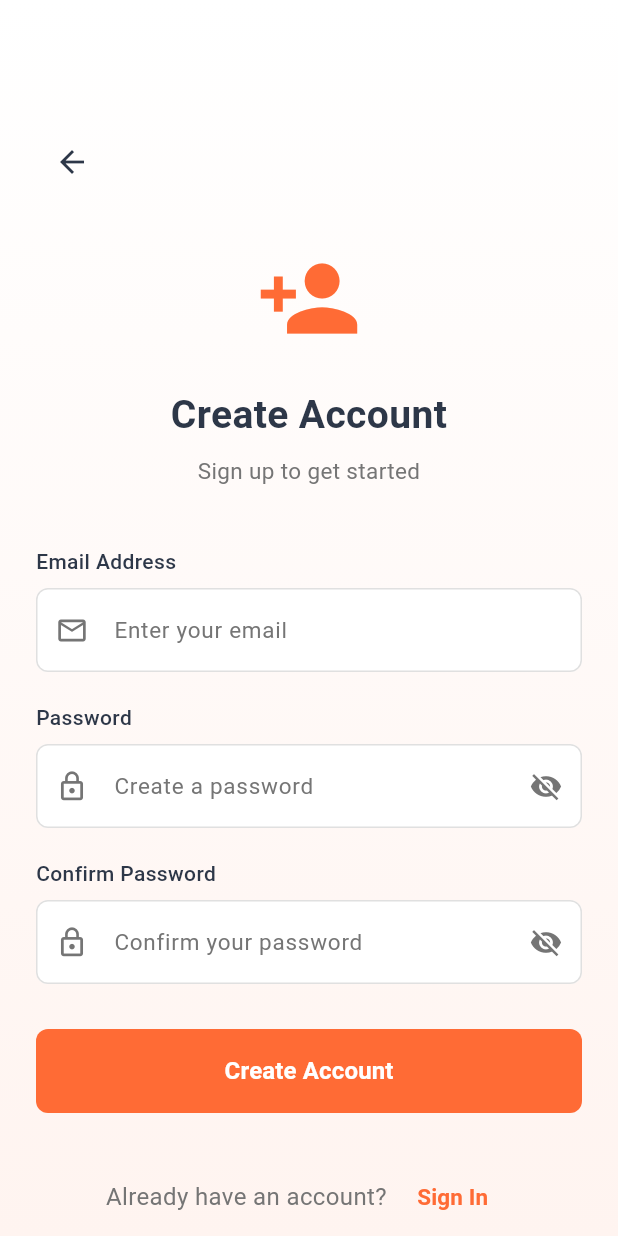
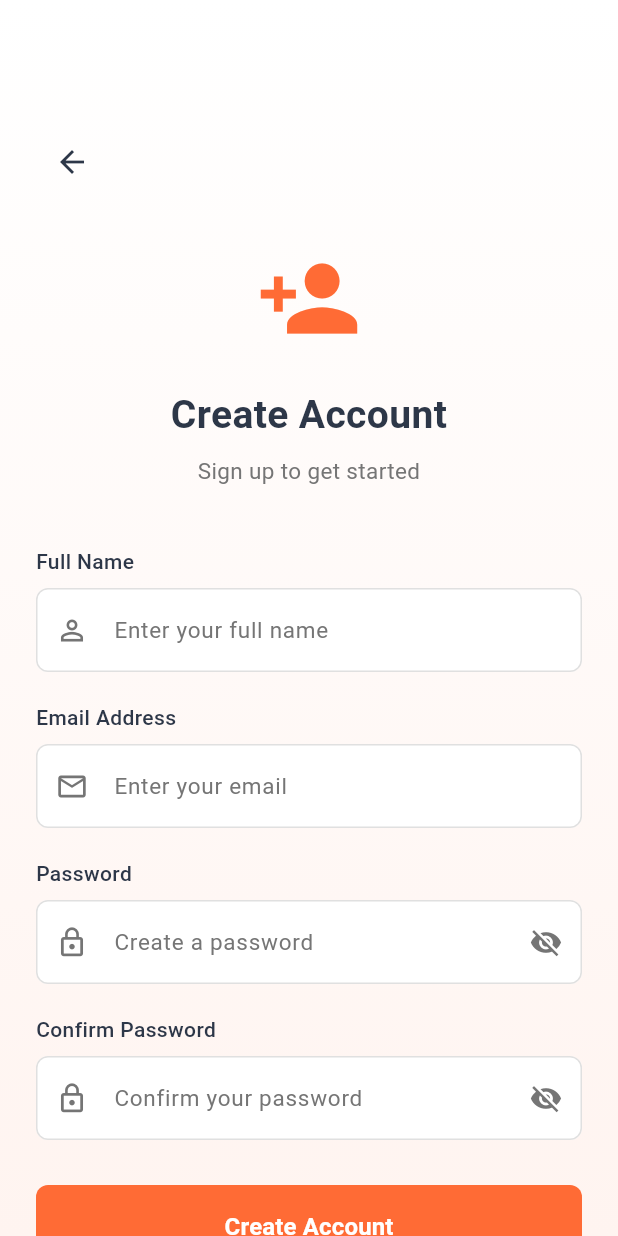
Before and after one commit to hshoom17/delivery_app, a Flutter app: the screen it shows after launch, after a tap on "Sign Up", on a phone screen of 412 x 824 dp. Run offline on Flutter 3.47's test engine with Material 3 defaults, Android fonts, the phone set to English and light mode, and no system bars; our stand-ins replace shared_preferences; accounts and stored records are empty.

```diff
--- a/lib/providers/auth_provider.dart
+++ b/lib/providers/auth_provider.dart
@@ -1,3 +1,4 @@
+import 'dart:convert';
 import 'package:flutter/material.dart';
 import 'package:shared_preferences/shared_preferences.dart';
 import '../models/user_model.dart';
@@ -32,7 +33,8 @@ class AuthProvider extends ChangeNotifier {
       final token = prefs.getString(_tokenKey);
 
       if (userJson != null && token != null) {
-        _user = User.fromJson(userJson as Map<String, dynamic>);
+        final userData = json.decode(userJson) as Map<String, dynamic>;
+        _user = User.fromJson(userData);
         _token = token;
         notifyListeners();
       }
@@ -114,6 +116,11 @@ class AuthProvider extends ChangeNotifier {
     _setLoading(true);
 
     try {
+      // Call logout API if we have a token
+      if (_token != null) {
+        await _authService.logout(_token!);
+      }
+
       // Clear stored data
       final prefs = await SharedPreferences.getInstance();
       await prefs.remove(_userKey);
@@ -136,7 +143,7 @@ class AuthProvider extends ChangeNotifier {
     try {
       final prefs = await SharedPreferences.getInstance();
       if (_user != null) {
-        await prefs.setString(_userKey, _user!.toJson().toString());
+        await prefs.setString(_userKey, json.encode(_user!.toJson()));
       }
       if (_token != null) {
         await prefs.setString(_tokenKey, _token!);
--- a/lib/screens/login_screen.dart
+++ b/lib/screens/login_screen.dart
@@ -1,4 +1,5 @@
 import 'package:flutter/material.dart';
+import 'package:flutter/services.dart';
 import 'package:provider/provider.dart';
 import '../utils/constants.dart';
 import '../widgets/custom_text_field.dart';
@@ -124,12 +125,33 @@ class _LoginScreenState extends State<LoginScreen> {
                                 ),
                               ),
                               IconButton(
+                                onPressed: () async {
+                                  await Clipboard.setData(ClipboardData(text: authProvider.errorMessage!));
+                                  if (mounted) {
+                                    ScaffoldMessenger.of(context).showSnackBar(
+                                      const SnackBar(
+                                        content: Text('Error message copied to clipboard'),
+                                        duration: Duration(seconds: 2),
+                                        backgroundColor: AppConstants.successGreen,
+                                      ),
+                                    );
+                                  }
+                                },
+                                icon: const Icon(
+                                  Icons.copy,
+                                  color: AppConstants.errorRed,
+                                  size: 16,
+                                ),
+                                tooltip: 'Copy error message',
+                              ),
+                              IconButton(
                                 onPressed: () => authProvider.clearError(),
                                 icon: const Icon(
                                   Icons.close,
                                   color: AppConstants.errorRed,
                                   size: 16,
                                 ),
+                                tooltip: 'Dismiss error',
                               ),
                             ],
                           ),
--- a/lib/screens/register_screen.dart
+++ b/lib/screens/register_screen.dart
@@ -1,4 +1,5 @@
 import 'package:flutter/material.dart';
+import 'package:flutter/services.dart';
 import 'package:provider/provider.dart';
 import '../utils/constants.dart';
 import '../widgets/custom_text_field.dart';
@@ -14,12 +15,14 @@ class RegisterScreen extends StatefulWidget {
 
 class _RegisterScreenState extends State<RegisterScreen> {
   final _formKey = GlobalKey<FormState>();
+  final _nameController = TextEditingController();
   final _emailController = TextEditingController();
   final _passwordController = TextEditingController();
   final _confirmPasswordController = TextEditingController();
 
   @override
   void dispose() {
+    _nameController.dispose();
     _emailController.dispose();
     _passwordController.dispose();
     _confirmPasswordController.dispose();
@@ -34,6 +37,7 @@ class _RegisterScreenState extends State<RegisterScreen> {
     final success = await authProvider.register(
       email: _emailController.text.trim(),
       password: _passwordController.text,
+      name: _nameController.text.trim(),
     );
 
     if (success && mounted) {
@@ -146,16 +150,54 @@ class _RegisterScreenState extends State<RegisterScreen> {
                                 ),
                               ),
                               IconButton(
+                                onPressed: () async {
+                                  await Clipboard.setData(ClipboardData(text: authProvider.errorMessage!));
+                                  if (mounted) {
+                                    ScaffoldMessenger.of(context).showSnackBar(
+                                      const SnackBar(
+                                        content: Text('Error message copied to clipboard'),
+                                        duration: Duration(seconds: 2),
+                                        backgroundColor: AppConstants.successGreen,
+                                      ),
+                                    );
+                                  }
+                                },
+                                icon: const Icon(
+                                  Icons.copy,
+                                  color: AppConstants.errorRed,
+                                  size: 16,
+                                ),
+                                tooltip: 'Copy error message',
+                              ),
+                              IconButton(
                                 onPressed: () => authProvider.clearError(),
                                 icon: const Icon(
                                   Icons.close,
                                   color: AppConstants.errorRed,
                                   size: 16,
                                 ),
+                                tooltip: 'Dismiss error',
                               ),
                             ],
                           ),
                         ),
+
+                      // Name Field
+                      CustomTextField(
+                        label: 'Full Name',
+                        hint: 'Enter your full name',
+                        icon: Icons.person_outline,
+                        controller: _nameController,
+                        keyboardType: TextInputType.name,
+                        validator: (value) {
+                          if (value == null || value.trim().isEmpty) {
+                            return 'Please enter your name';
+                          }
+                          return null;
+                        },
+                      ),
+
+                      const SizedBox(height: 20),
 
                       // Email Field
                       CustomTextField(
--- a/lib/utils/constants.dart
+++ b/lib/utils/constants.dart
@@ -2,9 +2,27 @@ import 'package:flutter/material.dart';
 
 class AppConstants {
   // API Configuration
-  static const String baseUrl = 'https://your-api-endpoint.com/api';
-  static const String loginEndpoint = '/auth/login';
-  static const String registerEndpoint = '/auth/register';
+  // Use 10.0.2.2 for Android emulator, localhost for iOS simulator
+  // For physical device, use your computer's IP address (e.g., 192.168.1.x)
+  static const String baseUrl = 'http://10.0.2.2:8000/api';
+
+  // Auth Endpoints
+  static const String loginEndpoint = '/login';
+  static const String registerEndpoint = '/register';
+  static const String logoutEndpoint = '/logout';
+  static const String userEndpoint = '/user';
+
+  // Restaurant Endpoints
+  static const String restaurantsEndpoint = '/restaurants';
+
+  // Food Endpoints
+  static const String foodsEndpoint = '/foods';
+
+  // Order Endpoints
+  static const String ordersEndpoint = '/orders';
+
+  // Category Endpoints
+  static const String categoriesEndpoint = '/categories';
 
   // App Colors - Red-Orange Theme
   static const Color primaryGreen = Color(0xFFFF6B35); // Red-orange primary
--- a/pubspec.yaml
+++ b/pubspec.yaml
@@ -35,8 +35,10 @@ dependencies:
   # Use with the CupertinoIcons class for iOS style icons.
   cupertino_icons: ^1.0.8
   http: ^1.1.0
+  dio: ^5.4.0
   provider: ^6.1.1
   shared_preferences: ^2.2.2
+  intl: ^0.19.0
 
 dev_dependencies:
   flutter_test:
```
Also changed, not shown: lib/models/user_model.dart (+8 -8 lines), lib/services/auth_service.dart (+64 -2 lines), pubspec.lock, 1 other file.
